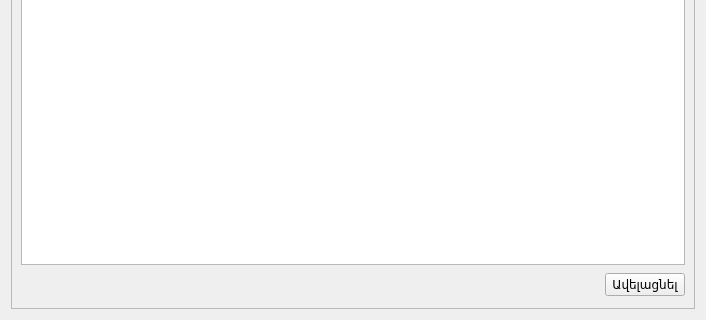
The window that src/customers.ui (ADCompany/AD-Farm) describes before a commit, drawn with Qt 5; both pictures show x 0 to 706 and y 221 to 541 of the 706 by 541 pixel window.
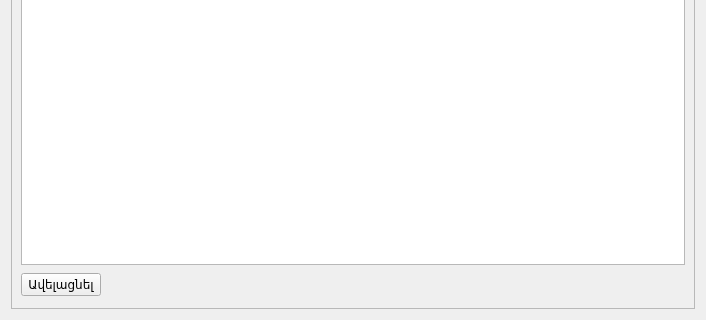
The same window after the commit. Icons and pictures are not drawn.

```diff
--- a/src/customers.ui
+++ b/src/customers.ui
@@ -36,6 +36,17 @@
          </item>
          <item>
           <layout class="QHBoxLayout" name="horizontalLayout">
+           <item>
+            <widget class="QPushButton" name="btnAddCustomers">
+             <property name="text">
+              <string>Ավելացնել</string>
+             </property>
+             <property name="icon">
+              <iconset resource="farmmanager.qrc">
+               <normaloff>:/FarmManager/Resources/add_customer2.png</normaloff>:/FarmManager/Resources/add_customer2.png</iconset>
+             </property>
+            </widget>
+           </item>
            <item>
             <spacer name="horizontalSpacer">
              <property name="orientation">
@@ -49,17 +60,6 @@
              </property>
             </spacer>
            </item>
-           <item>
-            <widget class="QPushButton" name="btnAddCustomers">
-             <property name="text">
-              <string>Ավելացնել</string>
-             </property>
-             <property name="icon">
-              <iconset resource="farmmanager.qrc">
-               <normaloff>:/FarmManager/Resources/add_customer2.png</normaloff>:/FarmManager/Resources/add_customer2.png</iconset>
-             </property>
-            </widget>
-           </item>
           </layout>
          </item>
         </layout>
```
